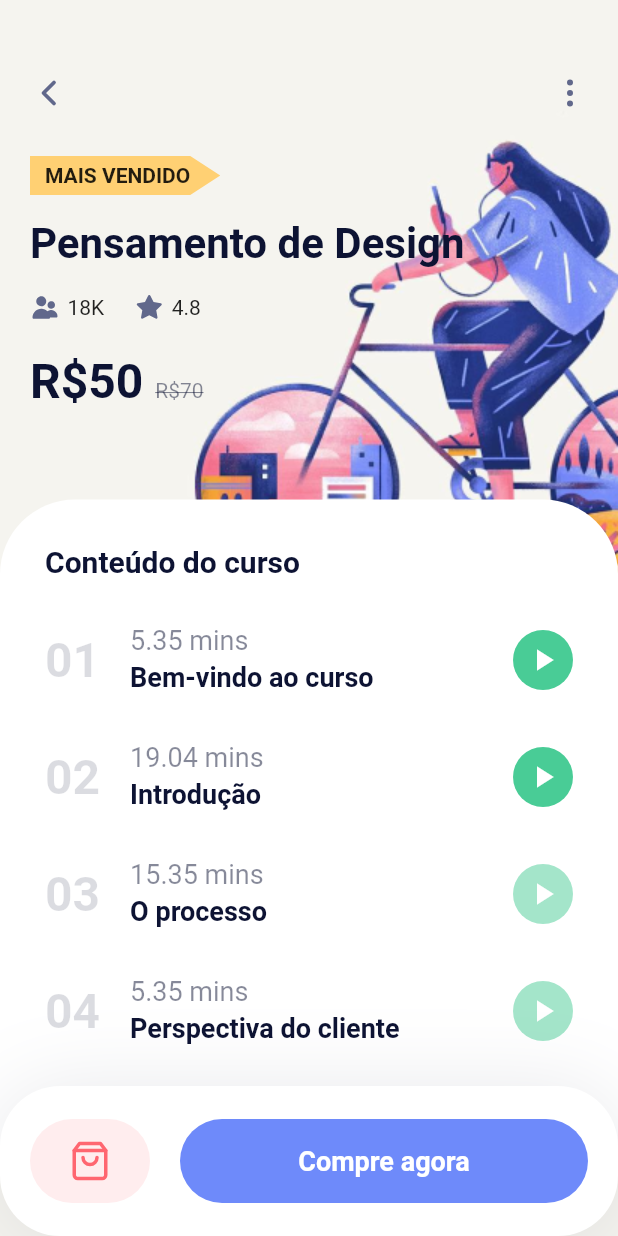
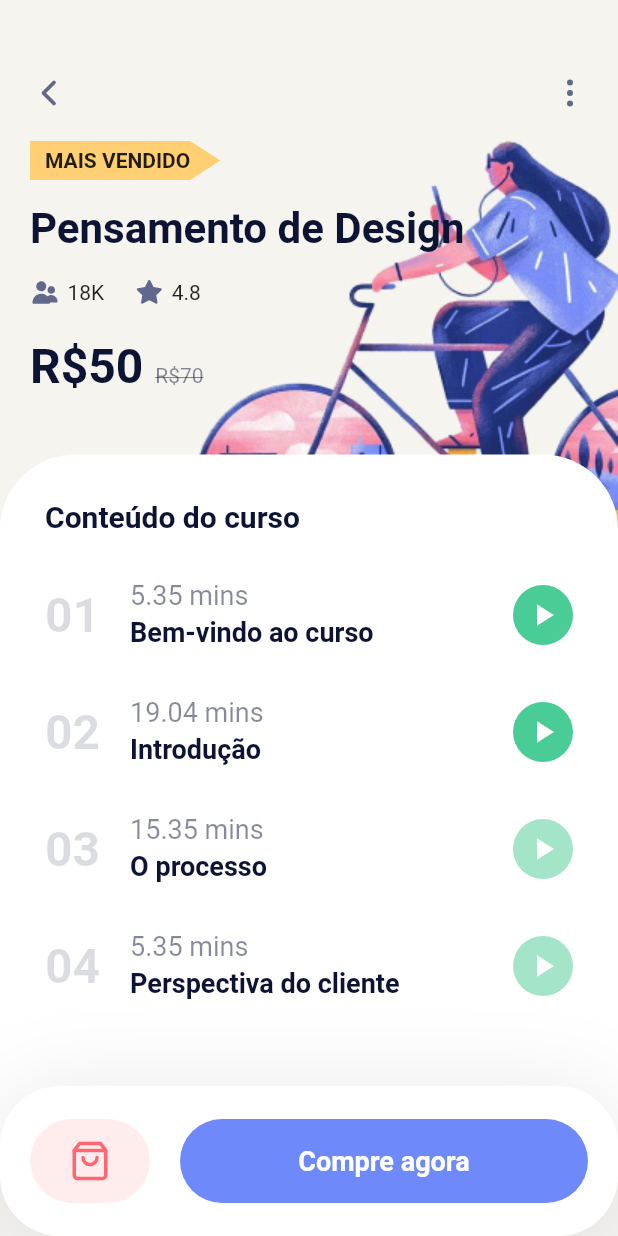
Before and after one commit to romariosilva/online_course_app, a Flutter app: the screen it shows after launch, after a tap on "Marketing", on a phone screen of 412 x 824 dp. Run offline on Flutter 3.47's test engine with Material 2 defaults, Android fonts, the phone set to English and light mode, and no system bars; our stand-ins replace flutter_svg.

Commit message:
Details Adjustments

```diff
--- a/lib/details_screen.dart
+++ b/lib/details_screen.dart
@@ -34,7 +34,7 @@ class DetailsScreen extends StatelessWidget {
                       SvgPicture.asset("assets/icons/more-vertical.svg"),
                     ],
                   ),
-                  SizedBox(height: 30),
+                  SizedBox(height: 20),
                   ClipPath(
                     clipper: BestSellerClipper(),
                     child: Container(
@@ -84,7 +84,7 @@ class DetailsScreen extends StatelessWidget {
                 ],
               ),
             ),
-            SizedBox(height: 60),
+            SizedBox(height: 40),
             Expanded(
               child: Container(
                 width: double.infinity,
@@ -125,6 +125,7 @@ class DetailsScreen extends StatelessWidget {
                               duration: 5.35,
                               title: "Perspectiva do cliente",
                             ),
+                            SizedBox(height: 40)
                           ],
                         ),
                       ),
--- a/lib/main.dart
+++ b/lib/main.dart
@@ -28,7 +28,8 @@ class HomeScreen extends StatelessWidget {
   @override
   Widget build(BuildContext context) {
     return Scaffold(
-      body: Padding(
+      body: Container(
+        child: Padding(
           padding: EdgeInsets.only(left: 20, top: 50, right: 20),
           child: Column(
             crossAxisAlignment: CrossAxisAlignment.start,
@@ -40,9 +41,9 @@ class HomeScreen extends StatelessWidget {
                   Image.asset("assets/images/user.png")
                 ],
               ),
-            SizedBox(height: 30),
+              SizedBox(height: 20),
               Text("Olá Alysson", style: kHeadingextStyle,),
-            Text("Ache um curso que queira aprender", style: kSubheadingextStyle,),
+              Text("Procure por um curso", style: kSubheadingextStyle,),
               Container(
                 margin: EdgeInsets.symmetric(vertical: 30),
                 padding: EdgeInsets.symmetric(horizontal: 20, vertical: 16),
@@ -76,7 +77,7 @@ class HomeScreen extends StatelessWidget {
                     ),
                 ],
               ),
-            SizedBox(height: 30),
+              SizedBox(height: 20),
               Expanded(
                 child: StaggeredGridView.countBuilder(
                   padding: EdgeInsets.all(0),
@@ -130,6 +131,7 @@ class HomeScreen extends StatelessWidget {
             ],
           ),
         ),
+      ),
     );
   }
 }
```
Lines whose indentation alone changed are shown as unchanged.
